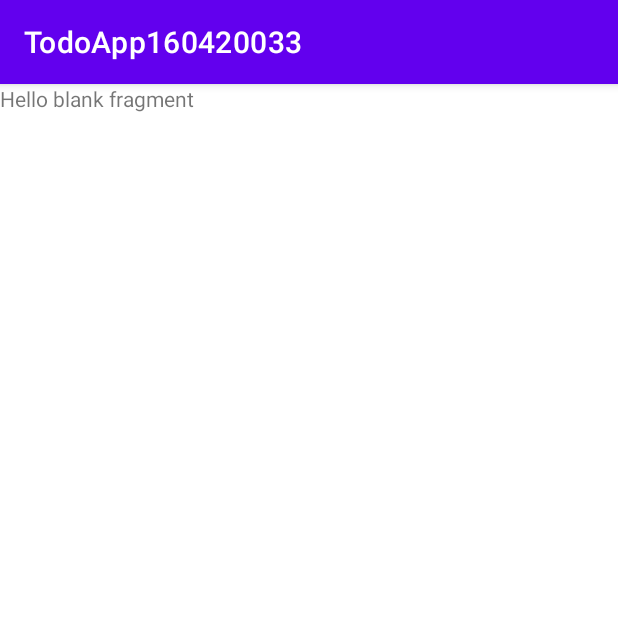
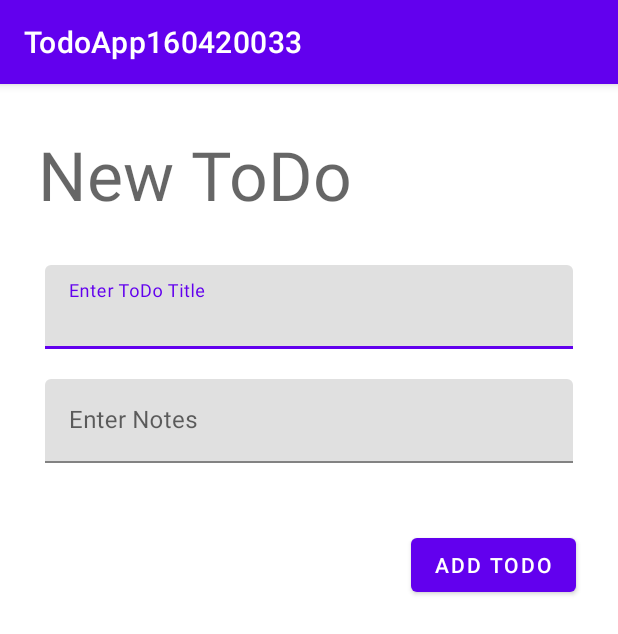
Before and after one commit to blixondi/NativeWeek8, an Android app: the fragment CreateTodoFragment shown on its own in the app's theme, on a phone screen of 412 x 824 dp. Shown: the top 634 px of the screen. Run offline under Robolectric (Android 15) with nearby library versions, the phone set to English and light mode, and no system bars.

Commit message:
ui new todo done

```diff
--- a/app/src/main/res/layout/fragment_create_todo.xml
+++ b/app/src/main/res/layout/fragment_create_todo.xml
@@ -1,14 +1,74 @@
 <?xml version="1.0" encoding="utf-8"?>
 <FrameLayout xmlns:android="http://schemas.android.com/apk/res/android"
+    xmlns:app="http://schemas.android.com/apk/res-auto"
     xmlns:tools="http://schemas.android.com/tools"
     android:layout_width="match_parent"
     android:layout_height="match_parent"
     tools:context=".view.CreateTodoFragment">
 
-    <!-- TODO: Update blank fragment layout -->
-    <TextView
+    <androidx.constraintlayout.widget.ConstraintLayout
         android:layout_width="match_parent"
-        android:layout_height="match_parent"
-        android:text="@string/hello_blank_fragment" />
+        android:layout_height="match_parent">
 
+        <TextView
+            android:id="@+id/textView"
+            android:layout_width="wrap_content"
+            android:layout_height="wrap_content"
+            android:layout_marginStart="25dp"
+            android:layout_marginTop="30dp"
+            android:text="New ToDo"
+            android:textAppearance="@style/TextAppearance.AppCompat.Display2"
+            app:layout_constraintStart_toStartOf="parent"
+            app:layout_constraintTop_toTopOf="parent" />
+
+        <com.google.android.material.textfield.TextInputLayout
+            android:id="@+id/textInputLayout"
+            android:layout_width="0dp"
+            android:layout_height="wrap_content"
+            android:layout_marginStart="30dp"
+            android:layout_marginTop="30dp"
+            android:layout_marginEnd="30dp"
+            android:hint="Enter ToDo Title"
+            app:hintAnimationEnabled="true"
+            app:hintEnabled="true"
+            app:layout_constraintEnd_toEndOf="parent"
+            app:layout_constraintStart_toStartOf="parent"
+            app:layout_constraintTop_toBottomOf="@+id/textView">
+
+            <com.google.android.material.textfield.TextInputEditText
+                android:id="@+id/txtTitle"
+                android:layout_width="match_parent"
+                android:layout_height="wrap_content" />
+        </com.google.android.material.textfield.TextInputLayout>
+
+        <com.google.android.material.textfield.TextInputLayout
+            android:id="@+id/textInputLayout2"
+            android:layout_width="0dp"
+            android:layout_height="wrap_content"
+            android:layout_marginStart="30dp"
+            android:layout_marginTop="20dp"
+            android:layout_marginEnd="30dp"
+            android:hint="Enter Notes"
+            app:hintAnimationEnabled="true"
+            app:hintEnabled="true"
+            app:layout_constraintEnd_toEndOf="parent"
+            app:layout_constraintStart_toStartOf="parent"
+            app:layout_constraintTop_toBottomOf="@+id/textInputLayout">
+
+            <com.google.android.material.textfield.TextInputEditText
+                android:id="@+id/txtNotes"
+                android:layout_width="match_parent"
+                android:layout_height="wrap_content" />
+        </com.google.android.material.textfield.TextInputLayout>
+
+        <Button
+            android:id="@+id/btnAdd"
+            android:layout_width="wrap_content"
+            android:layout_height="wrap_content"
+            android:layout_marginTop="44dp"
+            android:layout_marginEnd="28dp"
+            android:text="Add Todo"
+            app:layout_constraintEnd_toEndOf="parent"
+            app:layout_constraintTop_toBottomOf="@+id/textInputLayout2" />
+    </androidx.constraintlayout.widget.ConstraintLayout>
 </FrameLayout>
```
